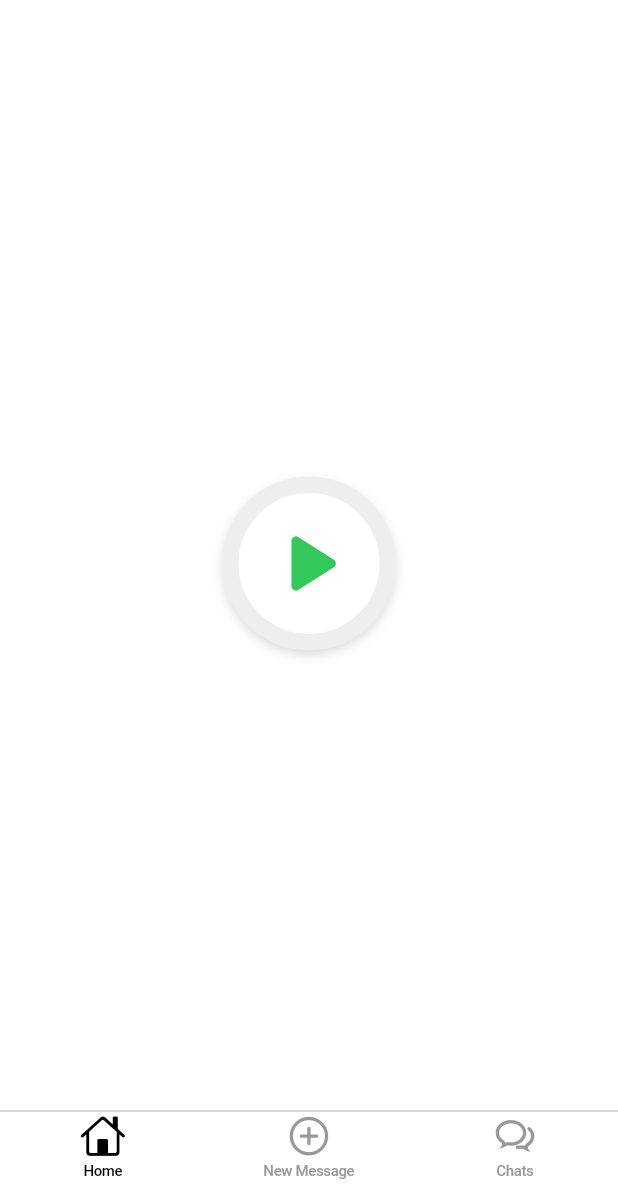
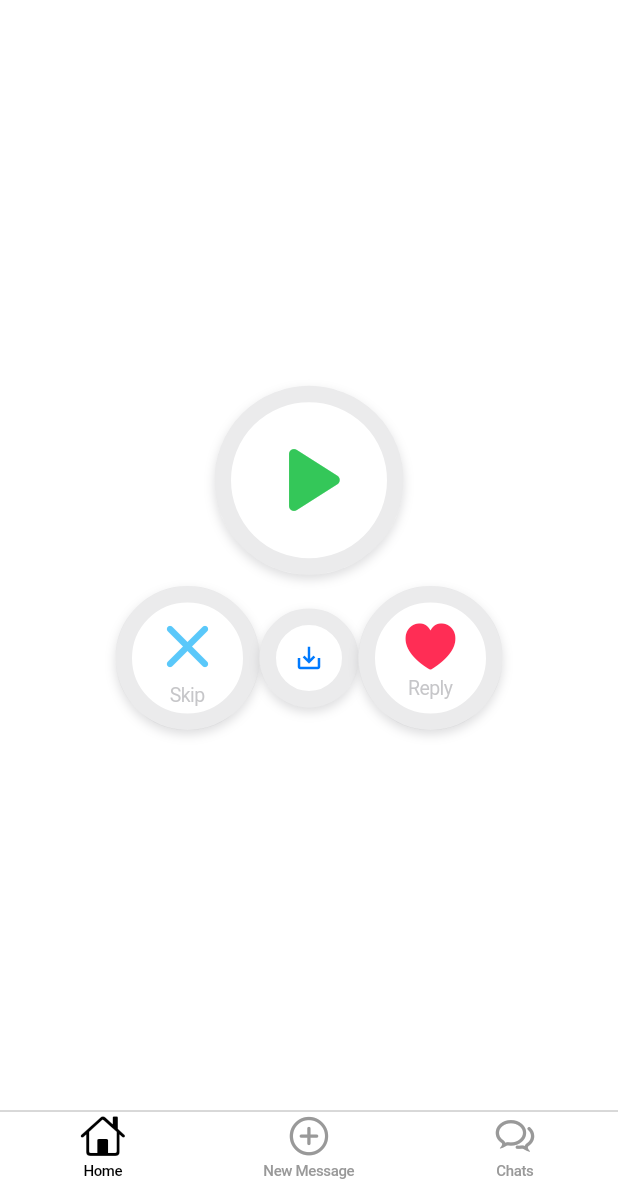
Before and after one commit to ekankr2/listen, a Flutter app: the screen it shows after launch, on a phone screen of 412 x 824 dp, the part 50-1236 px from its top. Run offline on Flutter 3.47's test engine with Material 3 defaults, Android fonts, the phone set to English and light mode, and no system bars; our stand-ins replace get, get_storage, supabase_flutter; accounts and stored records are empty; project files that could hold a hidden picture were left out.

Commit message:
made many buttons

```diff
--- a/app/lib/presentation/pages/home/home_page.dart
+++ b/app/lib/presentation/pages/home/home_page.dart
@@ -1,5 +1,6 @@
 import 'package:app/controllers/home_controller.dart';
 import 'package:app/presentation/widgets/base_scaffold.dart';
+import 'package:app/presentation/widgets/buttons/circle_button.dart';
 import 'package:flutter/cupertino.dart';
 import 'package:flutter/material.dart';
 import 'package:get/get.dart';
@@ -19,29 +20,43 @@ class HomePage extends StatelessWidget {
         child: Column(
           mainAxisAlignment: MainAxisAlignment.center,
           children: <Widget>[
-            CupertinoButton(
-              padding: EdgeInsets.zero,
-              onPressed: () {},
-              child: Container(
-                decoration: BoxDecoration(
-                  color: Colors.white,
-                  shape: BoxShape.circle,
-                  border: Border.all(
-                      color: CupertinoColors.systemGrey.withValues(alpha: 0.15),
-                      width: 11),
-                  boxShadow: [
-                    BoxShadow(
-                      color: CupertinoColors.systemGrey.withValues(alpha: 0.3),
-                      spreadRadius: 0,
-                      blurRadius: 5,
-                      offset: Offset(0, 3),
-                    ),
-                  ],
-                ),
-                padding: const EdgeInsets.all(12),
+            CircleButton(
+                onPressed: () {},
                 child: Icon(Icons.play_arrow_rounded,
-                    color: CupertinoColors.systemGreen, size: 70),
-              ),
+                    color: CupertinoColors.systemGreen, size: 80)),
+            Row(
+              mainAxisAlignment: MainAxisAlignment.center,
+              children: [
+                CircleButton(
+                    onPressed: () {},
+                    child: Column(
+                      children: [
+                        Icon(Icons.close_rounded,
+                            color: CupertinoColors.systemTeal, size: 50),
+                        Text('Skip',
+                            style: TextStyle(
+                                fontSize: 13,
+                                color: CupertinoColors.systemGrey
+                                    .withOpacity(0.5)))
+                      ],
+                    )),
+                CircleButton(
+                    onPressed: () {},
+                    child: Icon(Icons.save_alt,
+                        color: CupertinoColors.systemBlue, size: 20)),
+                CircleButton(
+                    onPressed: () {},
+                    padding: 17,
+                    child: Column(children: [
+                      Icon(CupertinoIcons.heart_solid,
+                          color: CupertinoColors.systemPink, size: 40),
+                      Text('Reply',
+                          style: TextStyle(
+                              fontSize: 13,
+                              color: CupertinoColors.systemGrey
+                                  .withOpacity(0.5)))
+                    ])),
+              ],
             ),
           ],
         ),
--- /dev/null
+++ b/app/lib/presentation/widgets/buttons/circle_button.dart
@@ -0,0 +1,43 @@
+import 'package:flutter/cupertino.dart';
+import 'package:flutter/material.dart';
+
+class CircleButton extends StatelessWidget {
+  final VoidCallback onPressed;
+  final double padding;
+  final Widget child;
+
+  const CircleButton({
+    super.key,
+    required this.onPressed,
+    this.padding = 12,
+    required this.child,
+  });
+
+  @override
+  Widget build(BuildContext context) {
+    return CupertinoButton(
+      padding: EdgeInsets.zero,
+      onPressed: onPressed,
+      child: Container(
+        decoration: BoxDecoration(
+          color: Colors.white,
+          shape: BoxShape.circle,
+          border: Border.all(
+            color: CupertinoColors.systemGrey.withOpacity(0.18),
+            width: 11,
+          ),
+          boxShadow: [
+            BoxShadow(
+              color: CupertinoColors.systemGrey.withOpacity(0.3),
+              spreadRadius: 0,
+              blurRadius: 5,
+              offset: const Offset(0, 3),
+            ),
+          ],
+        ),
+        padding: EdgeInsets.all(padding),
+        child: child,
+      ),
+    );
+  }
+}
```
